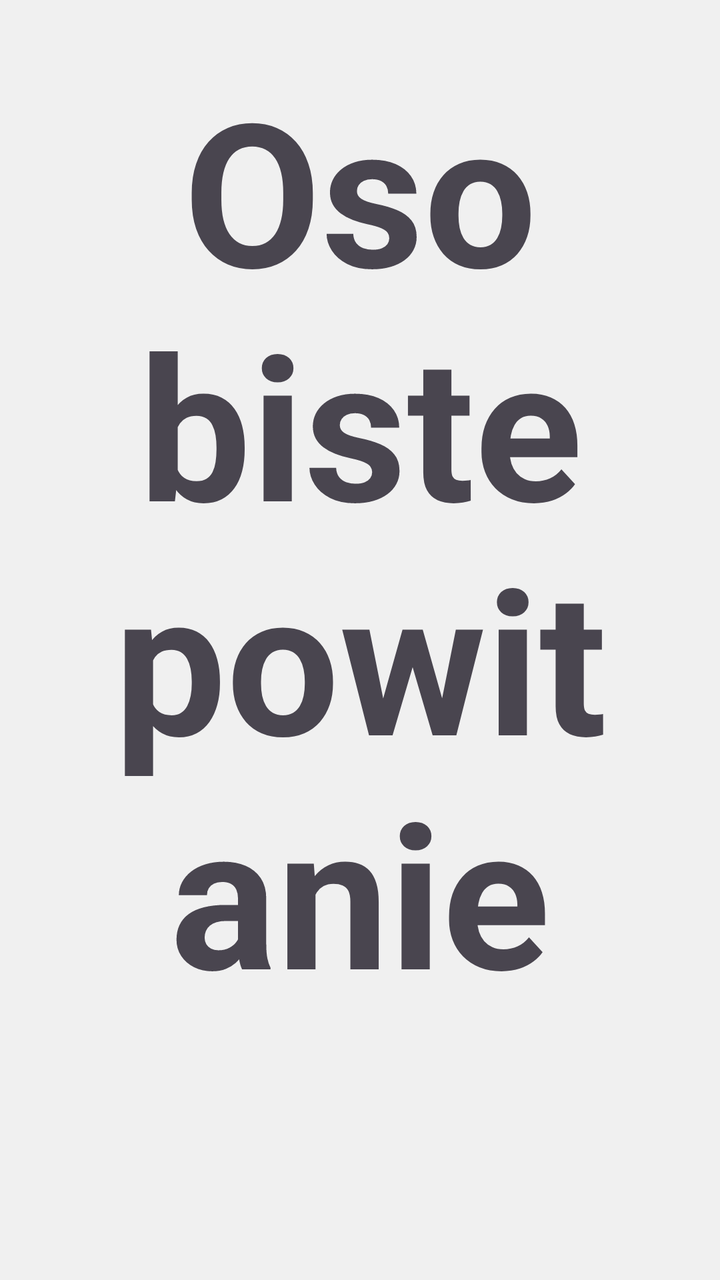
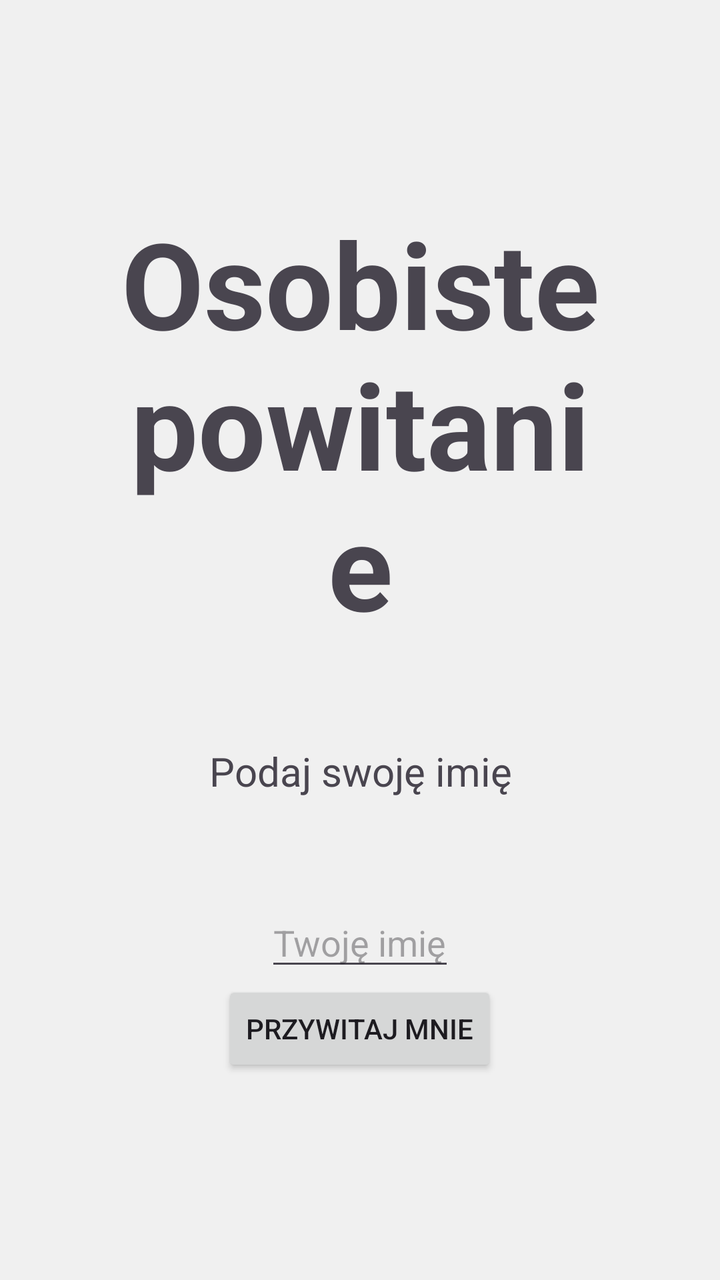

Compare the two renders of this Android layout. The source of the first and the diff that turns it into the second are given below.
<!-- AndroidManifest.xml: application theme Theme.OsobistePowitanie -->
<!-- res/layout/activity_main.xml -->
<?xml version="1.0" encoding="utf-8"?>
<LinearLayout xmlns:android="http://schemas.android.com/apk/res/android"
    android:id="@+id/main"
    android:gravity="center"
    android:layout_width="match_parent"
    android:layout_height="match_parent"
    android:orientation="vertical"
    android:background="#F0F0F0"
    android:padding="50dp"
    >

    <TextView
        android:gravity="center"
        android:layout_width="match_parent"
        android:layout_height="wrap_content"
        android:text="Osobiste powitanie"
        android:textStyle="bold"
        android:textSize="100dp"
        android:layout_marginBottom="50dp"
        />
    <TextView

        android:layout_width="match_parent"
        android:layout_height="wrap_content"
        android:text="Podaj swoję imię"

        android:textSize="40dp"
        android:layout_marginBottom="50dp"
        />

    <EditText
        android:hint="Twoję imię"
        android:id="@+id/imie"
        android:layout_width="wrap_content"
        android:layout_height="wrap_content"/>
    <Button
        android:layout_width="wrap_content"
        android:layout_height="wrap_content"
        android:text="Przywitaj mnie"
        android:id="@+id/guzik"/>

</LinearLayout>
<!-- resources referenced by this layout -->
<resources>
  <style name="Theme.OsobistePowitanie" parent="Base.Theme.OsobistePowitanie" />
  <style name="Base.Theme.OsobistePowitanie" parent="Theme.Material3.DayNight.NoActionBar">
          
          
      </style>
</resources>

<!-- the commit's change to res/layout/activity_main.xml (unified diff, before → after) -->
@@ -15,7 +15,7 @@
         android:layout_height="wrap_content"
         android:text="Osobiste powitanie"
         android:textStyle="bold"
-        android:textSize="100dp"
+        android:textSize="60dp"
         android:layout_marginBottom="50dp"
         />
     <TextView
@@ -23,8 +23,8 @@
         android:layout_width="match_parent"
         android:layout_height="wrap_content"
         android:text="Podaj swoję imię"
-
-        android:textSize="40dp"
+        android:gravity="center"
+        android:textSize="20dp"
         android:layout_marginBottom="50dp"
         />
 
